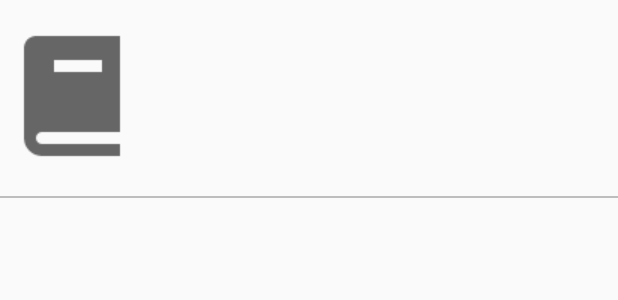
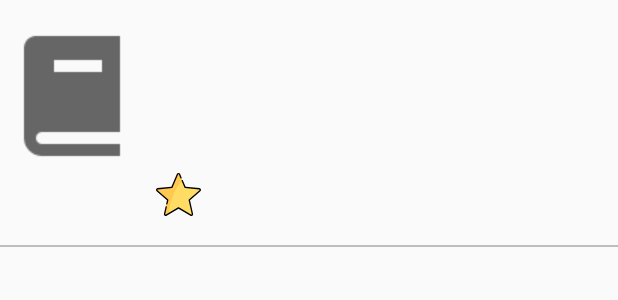
Before and after one commit to MIA1kl/NetworkingApp, an Android app: the layout fragment_booklist.xml on its own in the app's theme, with its tools: preview values and no code run, on a phone screen of 412 x 824 dp. Shown: the top 300 px of the screen. Run offline under Robolectric (Android 15) with nearby library versions, the phone set to English and light mode, and no system bars.

Commit message:
Rating added

```diff
--- a/app/src/main/java/com/example/android/networking/Book.java
+++ b/app/src/main/java/com/example/android/networking/Book.java
@@ -6,6 +6,7 @@ class Book {
     final String authors;
     final String publishedDate;
     final int pageCount;
+    final double averageRating;
     final String smallThumbnailLink;
 
 
@@ -14,6 +15,7 @@ class Book {
             String authors,
             String publishedDate,
             int pageCount,
+            double averageRating,
             String smallThumbnailLink
     ) {
 
@@ -21,6 +23,7 @@ class Book {
         this.authors = authors;
         this.publishedDate = publishedDate;
         this.pageCount = pageCount;
+        this.averageRating = averageRating;
         this.smallThumbnailLink = smallThumbnailLink;
 
     }
--- a/app/src/main/java/com/example/android/networking/BookListAdapter.java
+++ b/app/src/main/java/com/example/android/networking/BookListAdapter.java
@@ -38,10 +38,12 @@ public class BookListAdapter extends RecyclerView.Adapter<BookListAdapter.ViewHo
         holder.mTitleView.setText(mValues.get(position).title);
         String authorsString = "by " + mValues.get(position).authors;
         holder.mAuthorsView.setText(authorsString);
-        String publishedDateString = mValues.get(position).publishedDate;
+        String publishedDateString = "Published Date: "+mValues.get(position).publishedDate;
         holder.mPublishedDateView.setText(publishedDateString);
         String pageCountString = mValues.get(position).pageCount +" pages";
         holder.mPageCountView.setText(pageCountString);
+        String averageRatingString = mValues.get(position).averageRating+"";
+        holder.mAverageRatingView.setText(averageRatingString);
         String smallThumbnailLink = mValues.get(position).smallThumbnailLink;
         Picasso.get().load(smallThumbnailLink).into(holder.mBookCoverView);
 
@@ -61,6 +63,7 @@ public class BookListAdapter extends RecyclerView.Adapter<BookListAdapter.ViewHo
         public final TextView mAuthorsView;
         public final TextView mPublishedDateView;
         public final TextView mPageCountView;
+        public final TextView mAverageRatingView;
         public final ImageView mBookCoverView;
         public Book mItem;
 
@@ -70,6 +73,7 @@ public class BookListAdapter extends RecyclerView.Adapter<BookListAdapter.ViewHo
             mAuthorsView = (TextView) view.findViewById(R.id.authors);
             mPublishedDateView = (TextView) view.findViewById(R.id.publishedDate);
             mPageCountView = (TextView) view.findViewById(R.id.pagesCount);
+            mAverageRatingView = (TextView) view.findViewById(R.id.averageRating);
             mBookCoverView = (ImageView) view.findViewById(R.id.book_cover);
         }
     }
--- a/app/src/main/java/com/example/android/networking/FetchTask.java
+++ b/app/src/main/java/com/example/android/networking/FetchTask.java
@@ -65,10 +65,18 @@ class FetchTask extends AsyncTask<String, Void, ArrayList<Book>> {
                         }
 
 
+
                         String bookPublishedDate = "";
                         try{
                         bookPublishedDate = bookVolumeInfo.getString("publishedDate");
                         } catch (JSONException ignored) {
+                        }
+
+
+                        double bookAverageRating = 0.0;
+                        try{
+                            bookAverageRating = bookVolumeInfo.getDouble("averageRating");
+                        }catch (JSONException ignored){
                         }
 
                         //------------------------------------------------------------------------------
@@ -117,7 +125,7 @@ class FetchTask extends AsyncTask<String, Void, ArrayList<Book>> {
                             bookSmallThumbnail = bookImageLinks.getString("smallThumbnail");
                         }
                         // Create a Book object
-                        Book mBook = new Book(bookTitle, bookAuthorsString,bookPublishedDate, bookPageCount, bookSmallThumbnail);
+                        Book mBook = new Book(bookTitle, bookAuthorsString,bookPublishedDate, bookPageCount, bookAverageRating, bookSmallThumbnail);
                         // Add it to the array
                         parsedResults.add(i, mBook);
                     }
--- /dev/null
+++ b/app/src/main/res/drawable/ic_star.xml
@@ -0,0 +1,18 @@
+<vector xmlns:android="http://schemas.android.com/apk/res/android"
+    android:width="512dp"
+    android:height="512dp"
+    android:viewportWidth="512"
+    android:viewportHeight="512">
+  <path
+      android:pathData="M492.757,190.241l-160.969,-14.929L267.847,26.833c-4.477,-10.396 -19.218,-10.396 -23.694,0l-63.941,148.478L19.243,190.24c-11.271,1.045 -15.826,15.064 -7.322,22.534l121.452,106.694L97.828,477.174c-2.489,11.042 9.436,19.707 19.169,13.927l139.001,-82.537l139.002,82.537c9.732,5.78 21.659,-2.885 19.17,-13.927l-35.544,-157.705l121.452,-106.694C508.583,205.305 504.029,191.286 492.757,190.241z"
+      android:fillColor="#FFDC64"/>
+  <path
+      android:pathData="M267.847,26.833c-4.477,-10.396 -19.218,-10.396 -23.694,0l-63.941,148.478L19.243,190.24c-11.271,1.045 -15.826,15.064 -7.322,22.534l121.452,106.694L97.828,477.174c-2.489,11.042 9.436,19.707 19.169,13.927l31.024,-18.422c4.294,-176.754 86.42,-301.225 151.441,-372.431L267.847,26.833z"
+      android:fillColor="#FFC850"/>
+  <path
+      android:fillColor="#FF000000"
+      android:pathData="M510.967,196.781c-2.56,-7.875 -9.271,-13.243 -17.518,-14.008l-156.535,-14.518l-31.029,-72.054c-1.639,-3.804 -6.049,-5.562 -9.854,-3.922c-3.804,1.638 -5.56,6.05 -3.922,9.853l32.791,76.144c1.086,2.521 3.463,4.248 6.196,4.501l160.969,14.929c3.194,0.296 4.307,2.692 4.638,3.708c0.33,1.016 0.838,3.608 -1.572,5.725L373.678,313.835c-2.063,1.812 -2.97,4.605 -2.366,7.283l35.545,157.703c0.705,3.13 -1.229,4.929 -2.095,5.557c-0.864,0.628 -3.17,1.915 -5.931,0.274l-139.003,-82.537c-2.359,-1.4 -5.299,-1.4 -7.657,0l-139.003,82.537c-2.76,1.642 -5.066,0.354 -5.931,-0.274c-0.865,-0.628 -2.8,-2.427 -2.095,-5.556l18.348,-81.406c0.911,-4.041 -1.627,-8.055 -5.667,-8.965c-4.047,-0.91 -8.054,1.627 -8.965,5.667l-18.348,81.407c-1.82,8.078 1.211,16.12 7.91,20.988c6.699,4.866 15.285,5.265 22.403,1.037l135.174,-80.264l135.174,80.264c3.28,1.947 6.87,2.913 10.443,2.913c4.185,0 8.347,-1.325 11.96,-3.95c6.7,-4.868 9.73,-12.909 7.91,-20.989l-34.565,-153.36L505.029,218.41C511.251,212.944 513.525,204.657 510.967,196.781z"/>
+  <path
+      android:fillColor="#FF000000"
+      android:pathData="M116.085,362.057c-0.911,4.041 1.627,8.055 5.667,8.965c0.556,0.125 1.11,0.186 1.656,0.186c3.43,0 6.524,-2.367 7.309,-5.853l9.97,-44.237c0.604,-2.679 -0.304,-5.473 -2.366,-7.283L16.87,207.141c-2.41,-2.117 -1.902,-4.709 -1.571,-5.725c0.33,-1.016 1.442,-3.412 4.637,-3.708l160.968,-14.929c2.733,-0.253 5.11,-1.98 6.196,-4.501L251.04,29.801c1.269,-2.946 3.891,-3.265 4.959,-3.265c1.069,0 3.691,0.318 4.96,3.264l17.367,40.327c1.64,3.804 6.05,5.561 9.854,3.922c3.804,-1.638 5.56,-6.05 3.922,-9.853l-17.367,-40.328c-3.276,-7.605 -10.454,-12.33 -18.736,-12.33c-8.28,0 -15.459,4.725 -18.735,12.331l-62.18,144.388L18.551,182.773c-8.245,0.765 -14.958,6.132 -17.518,14.008c-2.559,7.875 -0.284,16.163 5.938,21.629l118.106,103.755L116.085,362.057z"/>
+</vector>
--- a/app/src/main/res/layout/fragment_booklist.xml
+++ b/app/src/main/res/layout/fragment_booklist.xml
@@ -15,6 +15,7 @@
             android:layout_width="wrap_content"
             android:layout_height="wrap_content"
             android:background="@drawable/book_placeholder" />
+
 
         <LinearLayout
             android:layout_width="wrap_content"
@@ -53,8 +54,29 @@
                 android:layout_height="wrap_content"
                 android:textAppearance="?attr/textAppearanceListItem"
                 android:textColor="@color/book_list_authors" />
+
+            <LinearLayout
+                android:layout_width="wrap_content"
+                android:layout_height="wrap_content"
+                android:orientation="horizontal">
+
+            <ImageView
+                android:id="@+id/star"
+                android:layout_width="30dp"
+                android:layout_height="30dp"
+                android:background="@drawable/ic_star" />
+            <TextView
+                android:id="@+id/averageRating"
+                android:layout_width="wrap_content"
+                android:layout_height="wrap_content"
+                android:layout_margin="5dp"
+                android:textAppearance="?attr/textAppearanceListItem"
+                android:textColor="@color/book_list_authors" />
+            </LinearLayout>
         </LinearLayout>
+
     </LinearLayout>
+
 
     <View
         android:layout_width="match_parent"
```
